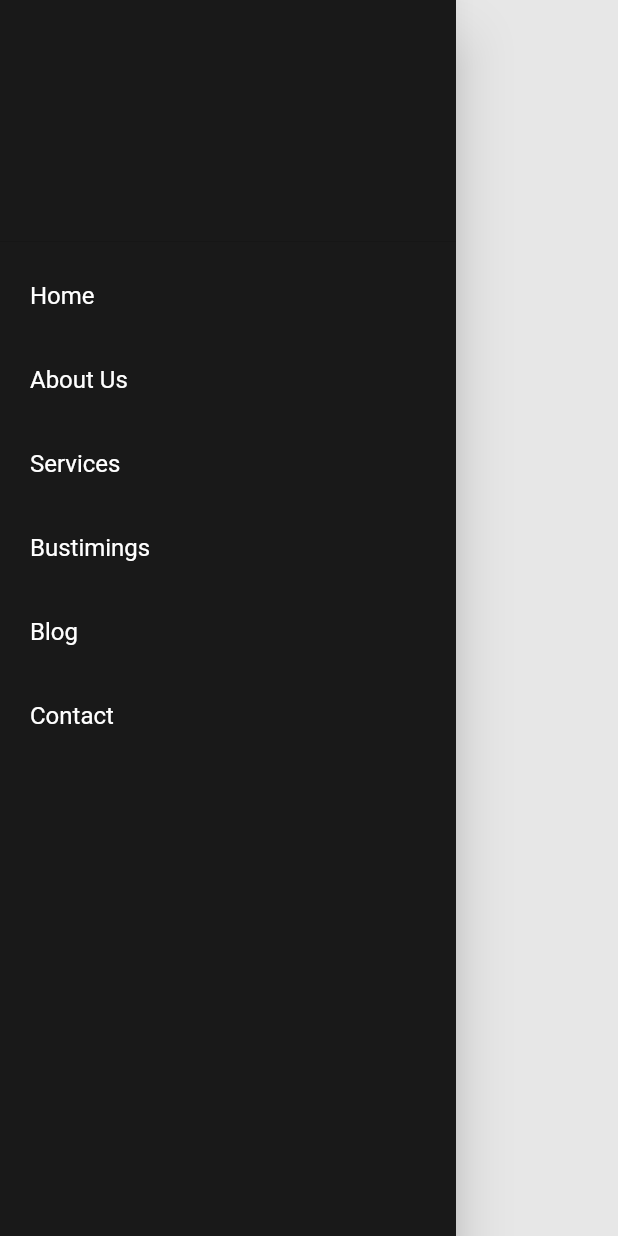
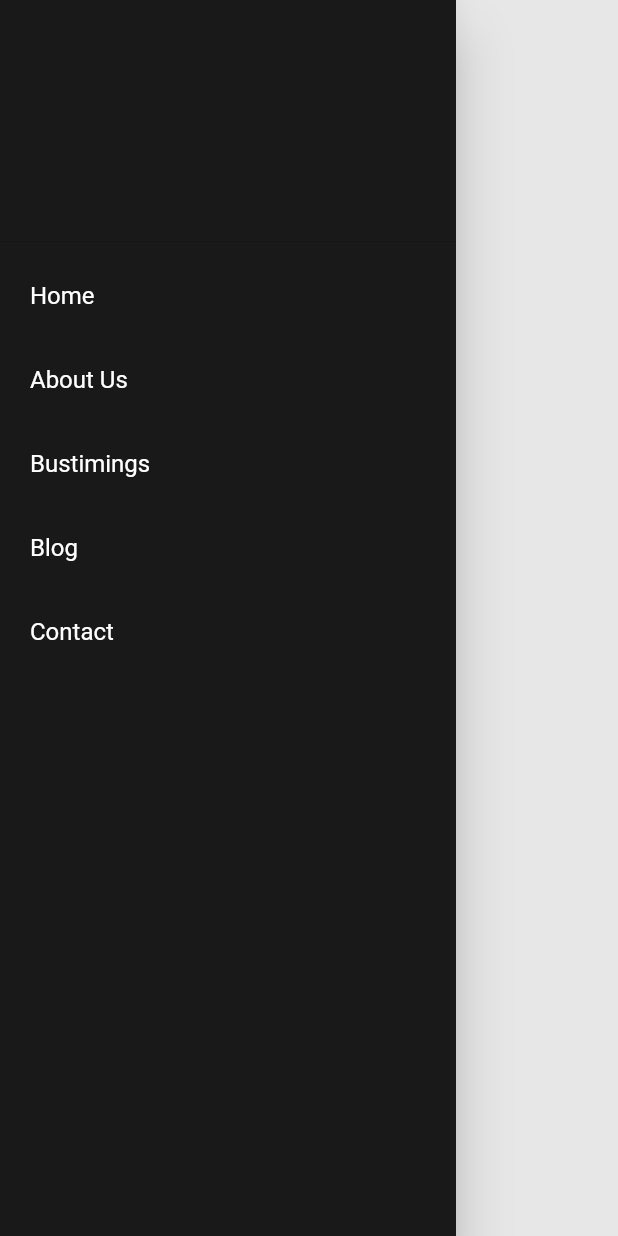
Before and after one commit to creativecoder567/gudiyathamservices, a Flutter app: the SideMenu widget shown alone on an empty page, opened directly, on a phone screen of 412 x 824 dp. Run offline on Flutter 3.47's test engine with Material 2 defaults, Android fonts, the light colour scheme and no system bars; our stand-ins replace carousel_slider, email_validator, flutter_svg, get.

Commit message:
services tab is hidden

```diff
--- a/lib/controllers/MenuController.dart
+++ b/lib/controllers/MenuController.dart
@@ -8,7 +8,7 @@ class MenuController extends GetxController {
 
   int get selectedIndex => _selectedIndex.value;
   List<String> get menuItems =>
-      ["Home", "About Us", "Services", "Bustimings","Blog", "Contact"];
+      ["Home", "About Us", "Bustimings","Blog", "Contact"];
   GlobalKey<ScaffoldState> get scaffoldkey => _scaffoldKey;
 
   void openOrCloseDrawer() {
--- a/lib/screens/main/components/side_menu.dart
+++ b/lib/screens/main/components/side_menu.dart
@@ -30,12 +30,12 @@ class SideMenu extends StatelessWidget {
                   title: _controller.menuItems[index],
                   press: () {
                     _controller.setMenuIndex(index);
-                    if(index==2){
+                   /* if(index==2){
                       ScaffoldMessenger.of(context).showSnackBar(SnackBar(
                         content: Text("Services"),
                       ));
                       _controller.openOrCloseDrawer();
-                    }
+                    }*/
                   },
                 ),
               ),
```
Also changed, not shown: lib/screens/main/components/web_menu.dart (+4 -4 lines).
